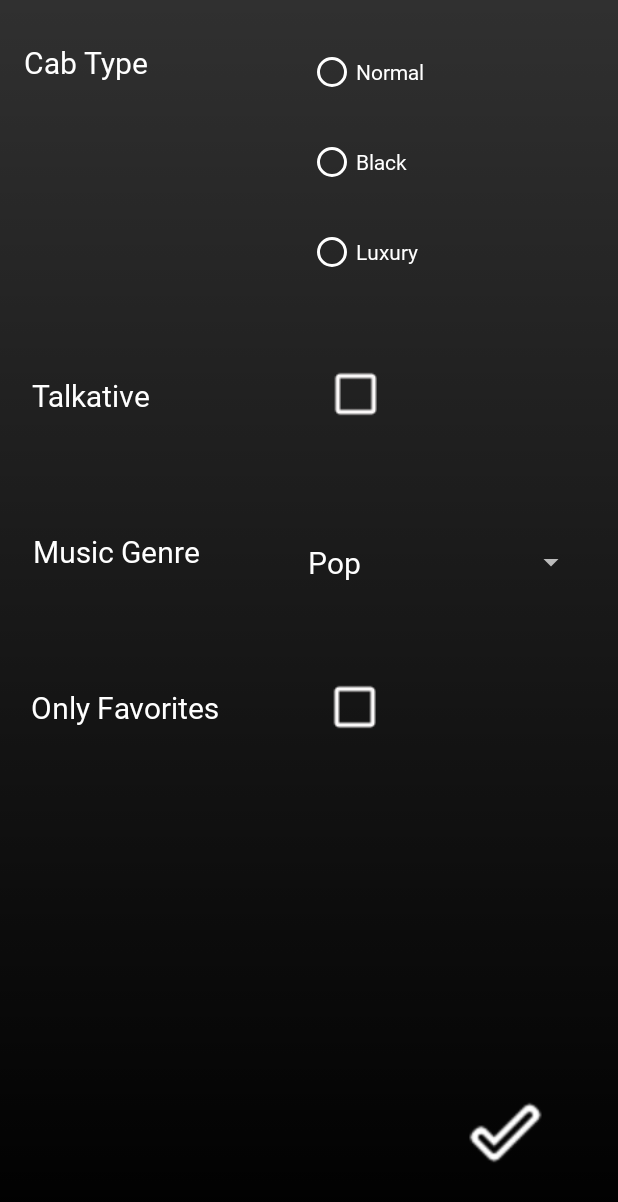
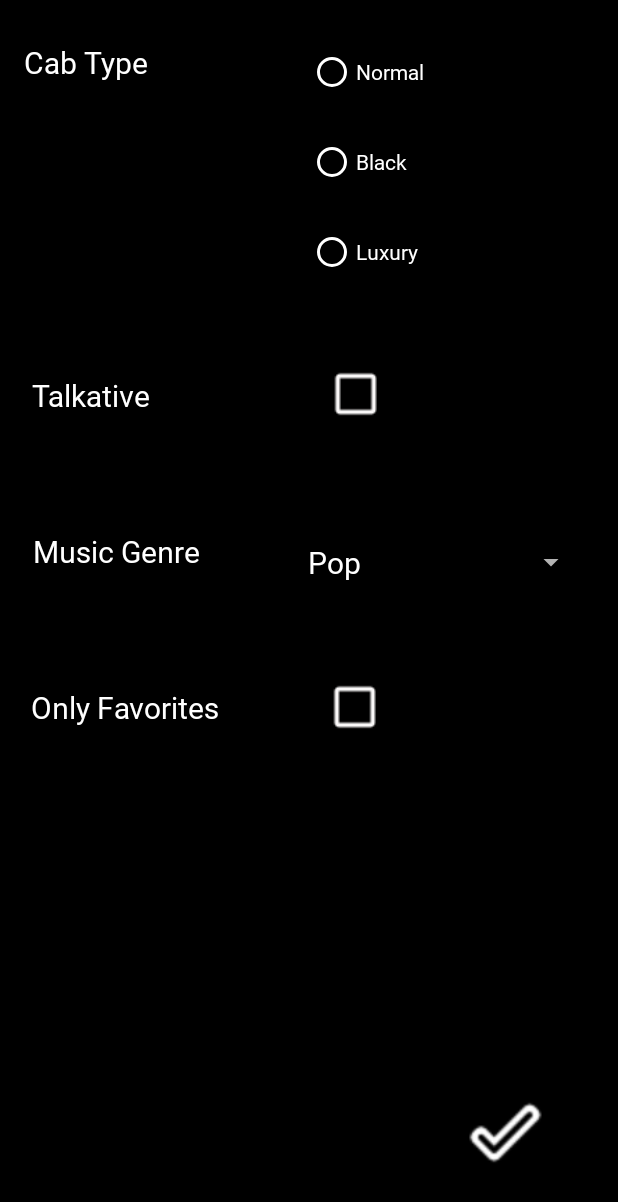
Before and after one commit to AhmadRazaJamal/FasCab, an Android app: the fragment PreferencesFragment shown on its own in the app's theme, on a phone screen of 412 x 824 dp. Shown: the top 1202 px of the screen. Run offline under Robolectric (Android 15) with nearby library versions, the phone set to English and light mode, and no system bars; Roboto replaces fonts that are not available here; 4 statements that could not run were skipped.

Commit message:
Changed background for some UI's

```diff
--- a/app/src/main/res/drawable/gradient_background.xml
+++ b/app/src/main/res/drawable/gradient_background.xml
@@ -3,14 +3,8 @@
 
     <item>
         <shape>
-            <gradient
-                android:startColor="#00000000"
-                android:endColor="#FF000000"
-                android:angle="270"
-                android:dither="true"
-                />
+            <solid android:color="#000000"/>
         </shape>
     </item>
 
-
 </selector>
```
Also changed, not shown: 12 other files.
